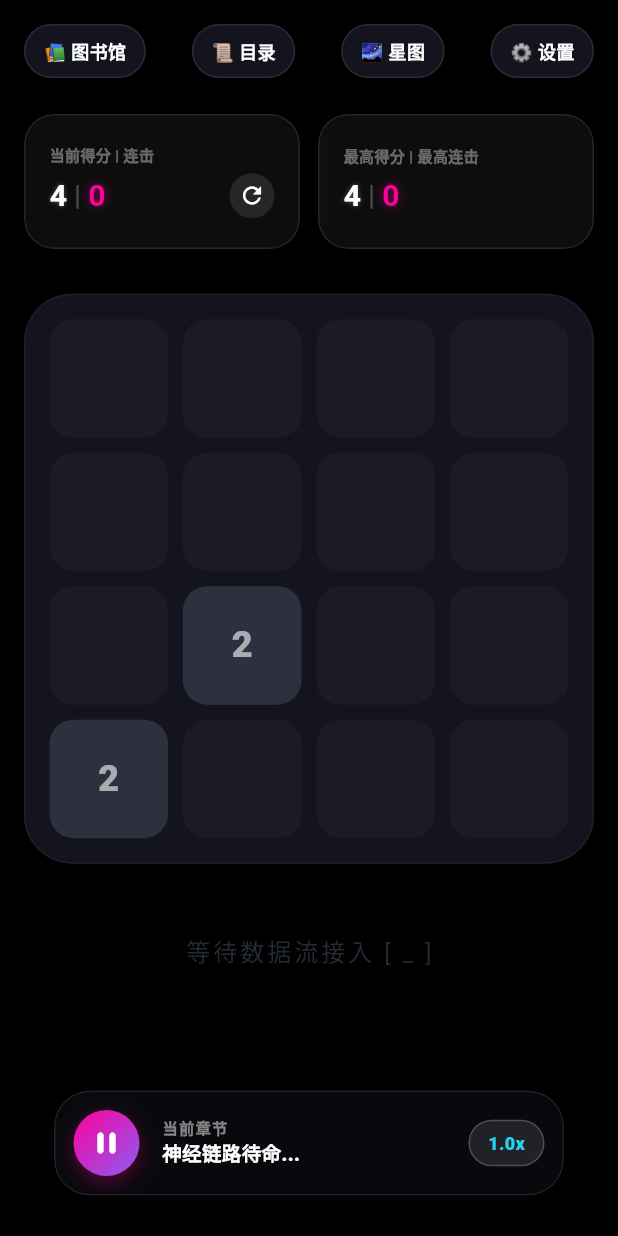
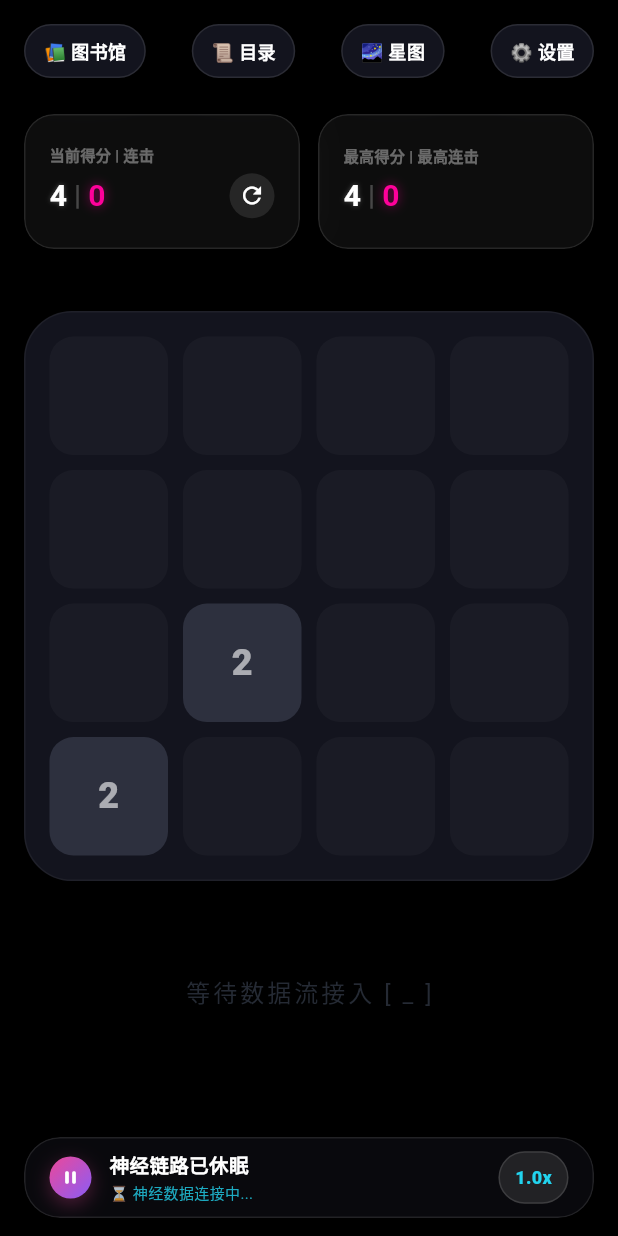
Before and after one commit to srafyhucl-cpu/YueYou, a Flutter app: the screen it shows after launch, after a tap on the "play arrow" icon, on a phone screen of 412 x 824 dp. Run offline on Flutter 3.47's test engine with Material 3 defaults, Android fonts, the phone set to English and light mode, and no system bars; Roboto replaces fonts that are missing (JetBrains Mono).

Commit message:
TTS 全息控播与音频引擎”的开发

```diff
--- a/lib/features/audio/presentation/widgets/cyber_player_console.dart
+++ b/lib/features/audio/presentation/widgets/cyber_player_console.dart
@@ -1,8 +1,8 @@
 import 'dart:ui';
 import 'package:flutter/material.dart';
 import 'package:provider/provider.dart';
+import 'package:yueyou/features/audio/services/tts_engine_service.dart';
 import 'package:yueyou/features/reader/providers/reader_provider.dart';
-import 'package:yueyou/core/theme/cyber_colors.dart';
 
 /// 阅游赛博控播台 (CyberPlayerConsole)
 /// 1:1 复刻 style.css 中的 .cyber-player 与 .bottom-controls 视觉设定
@@ -11,55 +11,47 @@ class CyberPlayerConsole extends StatelessWidget {
 
   @override
   Widget build(BuildContext context) {
-    return Consumer<ReaderProvider>(
-      builder: (context, reader, child) {
-        return Container(
-          padding: const EdgeInsets.symmetric(horizontal: 20, vertical: 15),
+    return Consumer2<ReaderProvider, TtsEngineService>(
+      builder: (context, reader, ttsEngine, child) {
+        return Padding(
+          padding: const EdgeInsets.only(top: 15),
           child: ClipRRect(
             borderRadius: BorderRadius.circular(24),
             child: BackdropFilter(
               filter: ImageFilter.blur(sigmaX: 15, sigmaY: 15),
               child: Container(
-                padding: const EdgeInsets.all(12),
+                width: double.infinity,
+                padding:
+                    const EdgeInsets.symmetric(horizontal: 16, vertical: 8),
                 decoration: BoxDecoration(
-                  color: const Color(0xDA0A0A0F), // rgba(10, 10, 15, 0.85)
+                  color: const Color(0xD90A0A0F),
                   borderRadius: BorderRadius.circular(24),
                   border: Border.all(
-                    color: Colors.white.withOpacity(0.1),
+                    color: const Color.fromRGBO(255, 255, 255, 0.1),
                     width: 1,
                   ),
-                  boxShadow: [
+                  boxShadow: const [
                     BoxShadow(
-                      color: Colors.black.withOpacity(0.4),
+                      color: Color.fromRGBO(0, 0, 0, 0.4),
                       blurRadius: 25,
-                      offset: const Offset(0, 8),
-                    )
+                      offset: Offset(0, 8),
+                    ),
                   ],
                 ),
                 child: Row(
                   children: [
-                    // 左侧：播放/暂停切换按钮
-                    _buildPlayButton(reader),
-
-                    const SizedBox(width: 15),
-
-                    // 中间：全息文本信息 (跑马灯效果预留)
+                    _buildPlayButton(reader, ttsEngine),
+                    const SizedBox(width: 12),
                     Expanded(
+                      child: ConstrainedBox(
+                        constraints: const BoxConstraints(minHeight: 32),
                         child: Column(
+                          mainAxisAlignment: MainAxisAlignment.center,
                           crossAxisAlignment: CrossAxisAlignment.start,
                           mainAxisSize: MainAxisSize.min,
                           children: [
                             Text(
-                            "当前章节", // 未来对接章节名
-                            style: TextStyle(
-                              color: Colors.white.withOpacity(0.5),
-                              fontSize: 10,
-                              fontWeight: FontWeight.bold,
-                              letterSpacing: 1,
-                            ),
-                          ),
-                          Text(
-                            reader.currentSentence ?? "神经链路待命...",
+                              reader.currentSentence ?? '神经链路已休眠',
                               maxLines: 1,
                               overflow: TextOverflow.ellipsis,
                               style: const TextStyle(
@@ -68,14 +60,27 @@ class CyberPlayerConsole extends StatelessWidget {
                                 fontWeight: FontWeight.w800,
                               ),
                             ),
+                            const SizedBox(height: 2),
+                            Text(
+                              ttsEngine.isEnabled
+                                  ? (ttsEngine.isBuffering
+                                      ? '⏳ 神经数据连接中...'
+                                      : reader.currentChapterTitle)
+                                  : '轻触继续听',
+                              maxLines: 1,
+                              overflow: TextOverflow.ellipsis,
+                              style: const TextStyle(
+                                color: Color(0xCC22D3EE),
+                                fontSize: 10,
+                                fontWeight: FontWeight.w400,
+                              ),
+                            ),
                           ],
                         ),
                       ),
-
-                    const SizedBox(width: 10),
-
-                    // 右侧：倍速切换胶囊 (1:1 复刻 .capsule-speed)
-                    _buildSpeedCapsule(reader),
+                    ),
+                    const SizedBox(width: 12),
+                    _buildSpeedCapsule(reader, ttsEngine),
                   ],
                 ),
               ),
@@ -86,25 +91,26 @@ class CyberPlayerConsole extends StatelessWidget {
     );
   }
 
-  Widget _buildPlayButton(ReaderProvider reader) {
-    final bool isActive = reader.ttsEngine.isEnabled && (reader.ttsEngine.isSpeaking || reader.ttsEngine.isBuffering);
+  Widget _buildPlayButton(ReaderProvider reader, TtsEngineService ttsEngine) {
+    final bool isActive =
+        ttsEngine.isEnabled && (ttsEngine.isSpeaking || ttsEngine.isBuffering);
 
     return GestureDetector(
       onTap: () => reader.toggleTTS(),
-      behavior: HitTestBehavior.opaque, // 阻断点击渗透，复刻老代码防误触
+      behavior: HitTestBehavior.opaque,
       child: Container(
-        width: 44,
-        height: 44,
+        width: 28,
+        height: 28,
         decoration: BoxDecoration(
           shape: BoxShape.circle,
           gradient: const LinearGradient(
-            colors: [CyberColors.neonPink, Color(0xFF8B5CF6)], // 复刻 .player-icon 渐变 (Pink to Purple)
+            colors: [Color(0xFFEC4899), Color(0xFF8B5CF6)],
             begin: Alignment.topLeft,
             end: Alignment.bottomRight,
           ),
           boxShadow: [
             BoxShadow(
-              color: CyberColors.neonPink.withOpacity(0.3),
+              color: const Color(0xFFEC4899).withOpacity(0.3),
               blurRadius: 10,
               offset: const Offset(0, 4),
             )
@@ -114,30 +120,30 @@ class CyberPlayerConsole extends StatelessWidget {
           child: Icon(
             isActive ? Icons.pause_rounded : Icons.play_arrow_rounded,
             color: Colors.white,
-            size: 24,
+            size: 14,
           ),
         ),
       ),
     );
   }
 
-  Widget _buildSpeedCapsule(ReaderProvider reader) {
+  Widget _buildSpeedCapsule(ReaderProvider reader, TtsEngineService ttsEngine) {
     return GestureDetector(
       onTap: () => reader.cycleSpeed(),
       child: Container(
-        padding: const EdgeInsets.symmetric(horizontal: 12, vertical: 6),
+        padding: const EdgeInsets.symmetric(horizontal: 10, vertical: 8),
         decoration: BoxDecoration(
-          color: Colors.white.withOpacity(0.1),
+          color: const Color.fromRGBO(255, 255, 255, 0.1),
           borderRadius: BorderRadius.circular(20),
           border: Border.all(
-            color: Colors.white.withOpacity(0.2),
+            color: const Color.fromRGBO(255, 255, 255, 0.12),
             width: 1,
           ),
         ),
         child: Text(
-          "${reader.ttsEngine.playbackRate.toStringAsFixed(1)}x",
+          '${ttsEngine.playbackRate.toStringAsFixed(1)}x',
           style: const TextStyle(
-            color: Color(0xFF22D3EE), // 复刻 .accent-cyan
+            color: Color(0xFF22D3EE),
             fontSize: 12,
             fontWeight: FontWeight.w900,
             fontFamily: 'JetBrains Mono',
--- a/lib/features/audio/services/tts_engine_service.dart
+++ b/lib/features/audio/services/tts_engine_service.dart
@@ -6,173 +6,257 @@ import 'package:flutter/material.dart';
 /// 职责：管理 TTS 预加载队列、播控状态机、多倍速循环逻辑
 /// 1:1 复刻老代码中的 startPrefetchLoop 与 startPlayLoop 状态机架构
 class TtsEngineService extends ChangeNotifier {
-  // --- 核心发声状态 (1:1 提取 AudioManager.js) ---
   bool _isEnabled = false;
   bool _isSpeaking = false;
   bool _isBuffering = false;
   double _playbackRate = 1.0;
+  final List<double> _speedTiers = [1.0, 1.2, 1.5, 2.0, 2.5, 0.7];
+  final Queue<TtsAudioItem> _audioBufferQueue = Queue<TtsAudioItem>();
+  int _currentSession = 1;
+  bool _playLoopActive = false;
+  bool _prefetchLoopActive = false;
+  TtsAudioItem? _currentItem;
+  Completer<void>? _playInterruptCompleter;
 
-  // 倍速档位循环定义
-  final List<double> _speedTiers = [1.0, 1.2, 1.5, 2.0, 2.5, 0.7];
-
-  // 模拟播放列表与预加载队列 (audioBufferArray)
-  final Queue<TtsAudioItem> _audioBufferQueue = Queue<TtsAudioItem>();
-
-  // 核心会话计数器 (loopSession)
-  int _currentSession = 1;
-
-  // 内部控制句柄
-  Completer<void>? _currentPlayCompleter;
-
-  // 公开属性
   bool get isEnabled => _isEnabled;
   bool get isSpeaking => _isSpeaking;
   bool get isBuffering => _isBuffering;
   double get playbackRate => _playbackRate;
+  int get currentSession => _currentSession;
+  int get bufferedCount => _audioBufferQueue.length;
+  TtsAudioItem? get currentItem => _currentItem;
 
-  // ======================================
-  // 接口定义 (Play / Pause / Speed / Stop)
-  // ======================================
+  Future<TtsAudioRequest?> Function(int session)? onNeedPrefetch;
+  FutureOr<void> Function(TtsAudioItem item)? onItemStarted;
+  FutureOr<void> Function(TtsAudioItem item)? onItemFinished;
 
   void setEnabled(bool enable) {
-    if (_isEnabled == enable) return;
+    if (_isEnabled == enable) {
+      return;
+    }
     _isEnabled = enable;
-    if (!enable) {
-      stopAll();
-    } else {
-      _startLoops();
+    if (enable) {
+      if (_audioBufferQueue.isEmpty) {
+        _setPlaybackFlags(isSpeaking: false, isBuffering: true);
+      }
+      _heartbeat();
+      return;
     }
+    _stopCurrentPlayback(requeueCurrent: true);
+    _setPlaybackFlags(isSpeaking: false, isBuffering: false);
+  }
+
+  void cycleSpeed() {
+    final int currentIndex = _speedTiers.indexOf(_playbackRate);
+    final int nextIndex = (currentIndex + 1) % _speedTiers.length;
+    _playbackRate = _speedTiers[nextIndex];
     notifyListeners();
   }
 
-  void stopAll() {
-    _currentSession++; // 物理隔离：通过递增 Session ID 阻止所有正在进行的异步回调
-    _isSpeaking = false;
-    _isBuffering = false;
+  void refreshSession() {
+    _currentSession++;
+    _stopCurrentPlayback(requeueCurrent: false);
     _audioBufferQueue.clear();
-    _currentPlayCompleter?.complete();
-    _currentPlayCompleter = null;
-    notifyListeners();
+    _currentItem = null;
+    _setPlaybackFlags(isSpeaking: false, isBuffering: false);
+    _heartbeat();
   }
 
-  /// 循环切换倍速 (1.0 -> 1.2 -> 1.5 -> 2.0 -> 2.5 -> 0.7)
-  void cycleSpeed() {
-    int currentIndex = _speedTiers.indexOf(_playbackRate);
-    int nextIndex = (currentIndex + 1) % _speedTiers.length;
-    _playbackRate = _speedTiers[nextIndex];
-    notifyListeners();
-    // 倍速改变后可在此持久化存储
+  void stopAll() {
+    _currentSession++;
+    _stopCurrentPlayback(requeueCurrent: false);
+    _audioBufferQueue.clear();
+    _currentItem = null;
+    _setPlaybackFlags(isSpeaking: false, isBuffering: false);
   }
 
-  // ======================================
-  // 核心状态机实现 (复刻老项目双循环)
-  // ======================================
-
-  void _startLoops() {
+  void _heartbeat() {
+    _startPlayLoop();
     _startPrefetchLoop();
-    _startPlayLoop();
   }
 
-  /// 预取循环：保持预加载深度为 5 句 (1:1 复刻 Web 端的深预取逻辑)
   Future<void> _startPrefetchLoop() async {
-    while (_isEnabled) {
+    if (_prefetchLoopActive) {
+      return;
+    }
+    _prefetchLoopActive = true;
+    while (true) {
       final int sessionSnapshot = _currentSession;
-
-      // 检查队列长度与解析状态
-      if (_audioBufferQueue.length >= 5) {
-        await Future.delayed(const Duration(milliseconds: 500));
+      if (!_isEnabled || _audioBufferQueue.length >= 6) {
+        await Future<void>.delayed(const Duration(milliseconds: 500));
         continue;
       }
-
-      // 🚨 获取文本逻辑（实际会由 ReaderProvider 驱动或直接访问 Provider）
-      // 此处假设外部会将句子推入到一个待处理池，或通过回调获取
-      String? nextText = await _requestNextSentence(sessionSnapshot);
-      if (nextText == null) {
-        await Future.delayed(const Duration(seconds: 1));
+      final TtsAudioRequest? request =
+          await _requestNextSentence(sessionSnapshot);
+      if (request == null) {
+        await Future<void>.delayed(const Duration(seconds: 1));
         continue;
       }
-
-      // 模拟 fetchTTS 异步网络请求
-      _isBuffering = _audioBufferQueue.isEmpty;
-      if (_isBuffering) notifyListeners();
-
-      TtsAudioItem? item = await _fetchTtsAsset(nextText, sessionSnapshot);
-
-      // 会话安全检查：如果网络返回时 session 已变，直接丢弃
-      if (sessionSnapshot != _currentSession) continue;
-
+      if (request.text.trim().isEmpty) {
+        continue;
+      }
+      final TtsAudioItem? item = await _fetchTtsAsset(request, sessionSnapshot);
+      if (sessionSnapshot != _currentSession) {
+        continue;
+      }
       if (item != null) {
         _audioBufferQueue.add(item);
-        _isBuffering = false;
         notifyListeners();
       }
     }
   }
 
-  /// 播放循环：主线程异步串行播放机
   Future<void> _startPlayLoop() async {
-    while (_isEnabled) {
-      final int sessionSnapshot = _currentSession;
-
-      if (_audioBufferQueue.isEmpty) {
-        _isSpeaking = false;
-        _isBuffering = true;
-        notifyListeners();
-        await Future.delayed(const Duration(milliseconds: 200));
+    if (_playLoopActive) {
+      return;
+    }
+    _playLoopActive = true;
+    while (true) {
+      if (!_isEnabled) {
+        if (_isSpeaking || _isBuffering) {
+          _setPlaybackFlags(isSpeaking: false, isBuffering: false);
+        }
+        await Future<void>.delayed(const Duration(milliseconds: 100));
         continue;
       }
-
-      _isBuffering = false;
+      final int sessionAtStep = _currentSession;
+      if (_audioBufferQueue.isEmpty) {
+        if (!_isBuffering) {
+          _setPlaybackFlags(isSpeaking: _isSpeaking, isBuffering: true);
+        }
+        if (_isSpeaking) {
+          _setPlaybackFlags(isSpeaking: false, isBuffering: true);
+        }
+        await Future<void>.delayed(const Duration(milliseconds: 200));
+        continue;
+      }
+      if (_isBuffering) {
+        _setPlaybackFlags(isSpeaking: _isSpeaking, isBuffering: false);
+      }
       final TtsAudioItem item = _audioBufferQueue.removeFirst();
-
-      // 确保播放前杀死一切之前的残留
-      _isSpeaking = true;
-      notifyListeners();
-
-      _currentPlayCompleter = Completer<void>();
-
-      // 执行真实物理音频播放逻辑 (此处为 Mock，对接 flutter_tts 或 API)
-      await _executePhysicalPlay(item, sessionSnapshot);
-
-      if (sessionSnapshot != _currentSession) continue;
-
-      // 播放正常结束，通知 UI 或 ReaderProvider 更新进度
-      _onAudioFinished(item);
+      if (item.session != _currentSession) {
+        continue;
+      }
+      _stopCurrentPlayback(requeueCurrent: false);
+      _currentItem = item;
+      _setPlaybackFlags(isSpeaking: true, isBuffering: false);
+      if (onItemStarted != null) {
+        await onItemStarted!(item);
+      }
+      bool finished = false;
+      _playInterruptCompleter = Completer<void>();
+      await Future.any<void>([
+        _executePhysicalPlay(item, sessionAtStep).then((_) {
+          finished = true;
+        }),
+        _playInterruptCompleter!.future,
+        Future<void>.delayed(const Duration(seconds: 40)),
+      ]);
+      _playInterruptCompleter = null;
+      if (!finished && !_isEnabled && _currentSession == sessionAtStep) {
+        _audioBufferQueue.addFirst(item);
+        _currentItem = null;
+        continue;
+      }
+      if (_currentSession == sessionAtStep && finished) {
+        if (onItemFinished != null) {
+          await onItemFinished!(item);
+        }
+      }
+      _currentItem = null;
+      if (_currentSession == sessionAtStep && _isEnabled) {
+        _setPlaybackFlags(
+            isSpeaking: false, isBuffering: _audioBufferQueue.isEmpty);
+      }
     }
   }
 
-  // ======================================
-  // 内部辅助方法 (Mock 部分)
-  // ======================================
+  void _stopCurrentPlayback({required bool requeueCurrent}) {
+    _playInterruptCompleter?.complete();
+    _playInterruptCompleter = null;
+    if (requeueCurrent && _currentItem != null) {
+      _audioBufferQueue.addFirst(_currentItem!);
+    }
+    _currentItem = null;
+  }
 
-  Future<TtsAudioItem?> _fetchTtsAsset(String text, int session) async {
-    // 模拟 500ms 网络延迟获取音频流
-    await Future.delayed(const Duration(milliseconds: 500));
-    return TtsAudioItem(text: text, id: DateTime.now().millisecondsSinceEpoch);
+  void _setPlaybackFlags(
+      {required bool isSpeaking, required bool isBuffering}) {
+    final bool changed =
+        _isSpeaking != isSpeaking || _isBuffering != isBuffering;
+    _isSpeaking = isSpeaking;
+    _isBuffering = isBuffering;
+    if (changed) {
+      notifyListeners();
+    }
+  }
+
+  Future<TtsAudioItem?> _fetchTtsAsset(
+      TtsAudioRequest request, int session) async {
+    final String safeText = request.text.trim().length < 5
+        ? request.text.trim().padRight(5, '。')
+        : request.text.trim();
+    await Future<void>.delayed(const Duration(milliseconds: 500));
+    if (session != _currentSession) {
+      return null;
+    }
+    return TtsAudioItem(
+      id: DateTime.now().microsecondsSinceEpoch,
+      session: session,
+      lineIndex: request.lineIndex,
+      text: safeText,
+      title: request.title,
+      estimatedDuration: Duration(
+        milliseconds:
+            ((safeText.length / (4.5 * _playbackRate)) * 1000).round(),
+      ),
+    );
   }
 
   Future<void> _executePhysicalPlay(TtsAudioItem item, int session) async {
-    // 模拟根据文本长度计算的播放时长 (字数 / 字频 * 倍速)
-    double durationSec = (item.text.length / 4.5) / _playbackRate;
-    await Future.delayed(Duration(milliseconds: (durationSec * 1000).toInt()));
+    final int totalMs = item.estimatedDuration.inMilliseconds.clamp(400, 40000);
+    int elapsed = 0;
+    const int tick = 100;
+    while (elapsed < totalMs && session == _currentSession && _isEnabled) {
+      await Future<void>.delayed(const Duration(milliseconds: tick));
+      elapsed += tick;
+    }
   }
 
-  void _onAudioFinished(TtsAudioItem item) {
-    // 触发 ReaderProvider 步进
-    notifyListeners();
-  }
-
-  // 这是一个由 ReaderProvider 注入的钩子，用于获取文本
-  Future<String?> Function(int session)? onNeedText;
-  Future<String?> _requestNextSentence(int session) async {
-    if (onNeedText != null) return onNeedText!(session);
-    return null;
+  Future<TtsAudioRequest?> _requestNextSentence(int session) async {
+    if (onNeedPrefetch == null) {
+      return null;
+    }
+    return onNeedPrefetch!(session);
   }
 }
 
-/// 音频缓存模型
 class TtsAudioItem {
+  final int id;
+  final int session;
+  final int lineIndex;
   final String text;
-  final int id;
-  TtsAudioItem({required this.text, required this.id});
+  final String title;
+  final Duration estimatedDuration;
+
+  TtsAudioItem({
+    required this.id,
+    required this.session,
+    required this.lineIndex,
+    required this.text,
+    required this.title,
+    required this.estimatedDuration,
+  });
 }
+
+class TtsAudioRequest {
+  final int lineIndex;
+  final String text;
+  final String title;
+
+  TtsAudioRequest({
+    required this.lineIndex,
+    required this.text,
+    required this.title,
+  });
+}
--- a/lib/features/reader/providers/reader_provider.dart
+++ b/lib/features/reader/providers/reader_provider.dart
@@ -8,24 +8,55 @@ class ReaderProvider with ChangeNotifier {
   final TtsEngineService _ttsEngine;
   List<String> _sentences = [];
   int _currentIndex = 0;
+  int _fetchIndex = 0;
   bool _isParsing = false;
 
   ReaderProvider(this._ttsEngine) {
-    // 注入 TTS 获取文本回调，完美解决预取队列取词竞争
-    _ttsEngine.onNeedText = (session) async {
-      // 获取当前 fetchCursor 的文本，由 TTS 引擎自行维护 fetch 指针
-      // 此处逻辑与老代码 fetchCursor 同步
-      if (_sentences.isEmpty) return null;
-      // 这里的 logic 需注意：预取文本不一定就是当前正在播放的文本，
-      // 所以我们通过一个本地 fetchIndex 分离
-      return null; // 这里我们将使用直接控制的方式，由 TTS 主动触发 nextSentence()
+    _ttsEngine.onNeedPrefetch = (session) async {
+      if (_sentences.isEmpty) {
+        return null;
+      }
+      if (_fetchIndex >= _sentences.length) {
+        _fetchIndex = 0;
+      }
+      final int lineIndex = _fetchIndex;
+      final String text = _sentences[lineIndex].trim();
+      _fetchIndex = (_fetchIndex + 1) % _sentences.length;
+      if (text.isEmpty) {
+        return TtsAudioRequest(
+          lineIndex: lineIndex,
+          text: '',
+          title: currentChapterTitle,
+        );
+      }
+      return TtsAudioRequest(
+        lineIndex: lineIndex,
+        text: text,
+        title: currentChapterTitle,
+      );
+    };
+    _ttsEngine.onItemStarted = (item) {
+      if (_currentIndex != item.lineIndex) {
+        _currentIndex = item.lineIndex;
+        notifyListeners();
+      }
+    };
+    _ttsEngine.onItemFinished = (item) async {
+      if (_sentences.isEmpty) {
+        return;
+      }
+      _currentIndex = (_currentIndex + 1) % _sentences.length;
+      await _saveProgress();
+      notifyListeners();
     };
   }
 
   List<String> get sentences => _sentences;
   int get currentIndex => _currentIndex;
+  int get fetchIndex => _fetchIndex;
   bool get isParsing => _isParsing;
   TtsEngineService get ttsEngine => _ttsEngine;
+  String get currentChapterTitle => '当前章节';
 
   /// 进度引擎：当前进度百分比 (0.01 - 1.0)
   double get progress {
@@ -49,11 +80,10 @@ class ReaderProvider with ChangeNotifier {
     try {
       _sentences = await TextParser.parse(rawText);
       _currentIndex = 0;
+      _fetchIndex = 0;
 
-      // 解析完成，如果 TTS 已开启，自动启动首句预热
       if (_ttsEngine.isEnabled) {
-        // 因涉及到复杂的双循环架构，此处我们通常通过重置 TTS Session 来生效
-        _ttsEngine.stopAll();
+        _ttsEngine.refreshSession();
       }
     } catch (e) {
       debugPrint("📖 神经数据加载异常 (ReaderProvider): $e");
@@ -66,44 +96,49 @@ class ReaderProvider with ChangeNotifier {
   /// 切换播放/暂停状态
   void toggleTTS() {
     _ttsEngine.setEnabled(!_ttsEngine.isEnabled);
-    notifyListeners();
   }
 
   /// 倍速切换桥接
   void cycleSpeed() {
     _ttsEngine.cycleSpeed();
-    notifyListeners();
   }
 
   /// 步进逻辑 - 进入下一句
-  void nextSentence() {
+  Future<void> nextSentence() async {
     if (_currentIndex < _sentences.length - 1) {
       _currentIndex++;
-      _saveProgress();
+      _fetchIndex = _currentIndex;
+      await _saveProgress();
+      if (_ttsEngine.isEnabled) {
+        _ttsEngine.refreshSession();
+      }
       notifyListeners();
     }
   }
 
   /// 步进逻辑 - 回退上一句
-  void previousSentence() {
+  Future<void> previousSentence() async {
     if (_currentIndex > 0) {
       _currentIndex--;
-      _saveProgress();
+      _fetchIndex = _currentIndex;
+      await _saveProgress();
+      if (_ttsEngine.isEnabled) {
+        _ttsEngine.refreshSession();
+      }
       notifyListeners();
     }
   }
 
   /// 跳转至指定索引进度
-  void jumpTo(int index) {
+  Future<void> jumpTo(int index) async {
     if (index >= 0 && index < _sentences.length) {
       _currentIndex = index;
-      _saveProgress();
+      _fetchIndex = index;
+      await _saveProgress();
+      if (_ttsEngine.isEnabled) {
+        _ttsEngine.refreshSession();
+      }
       notifyListeners();
-      // 如果正在播放，跳转后重置 TTS 会话，从新位置开始
-      if (_ttsEngine.isEnabled) {
-        _ttsEngine.stopAll();
-        _ttsEngine.setEnabled(true);
-      }
     }
   }
 
```
Also changed, not shown: 2 other files. Lines whose indentation alone changed are shown as unchanged.
